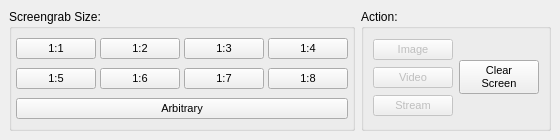
This is desktopgui/desktopgui.ui in mxklabs/mxklabs-matrix as Qt 5 draws it before an edit. The edited form follows.
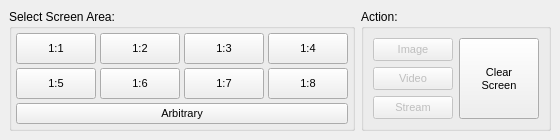
This is the edited form.

Commit message: Fiddled with GUI.

```diff
--- a/desktopgui/desktopgui.ui
+++ b/desktopgui/desktopgui.ui
@@ -21,93 +21,30 @@
   </property>
   <widget class="QWidget" name="centralwidget">
    <property name="sizePolicy">
-    <sizepolicy hsizetype="Minimum" vsizetype="Minimum">
+    <sizepolicy hsizetype="Fixed" vsizetype="Fixed">
      <horstretch>0</horstretch>
      <verstretch>0</verstretch>
     </sizepolicy>
    </property>
-   <layout class="QGridLayout" name="gridLayout_3">
-    <item row="0" column="1">
-     <widget class="QGroupBox" name="groupBox_2">
-      <property name="title">
-       <string>Action:</string>
+   <layout class="QHBoxLayout" name="horizontalLayout">
+    <item>
+     <widget class="QGroupBox" name="screengrab_size_group_box">
+      <property name="sizePolicy">
+       <sizepolicy hsizetype="Preferred" vsizetype="Preferred">
+        <horstretch>0</horstretch>
+        <verstretch>0</verstretch>
+       </sizepolicy>
       </property>
-      <layout class="QGridLayout" name="gridLayout" rowstretch="1,1,1">
-       <item row="0" column="1">
-        <widget class="QPushButton" name="pushButton_image">
-         <property name="enabled">
-          <bool>false</bool>
-         </property>
-         <property name="font">
-          <font>
-           <pointsize>8</pointsize>
-          </font>
-         </property>
-         <property name="text">
-          <string>Image</string>
-         </property>
-        </widget>
-       </item>
-       <item row="1" column="1">
-        <widget class="QPushButton" name="pushButton_video">
-         <property name="enabled">
-          <bool>false</bool>
-         </property>
-         <property name="font">
-          <font>
-           <pointsize>8</pointsize>
-          </font>
-         </property>
-         <property name="text">
-          <string>Video</string>
-         </property>
-        </widget>
-       </item>
-       <item row="2" column="1">
-        <widget class="QPushButton" name="pushButton_stream">
-         <property name="enabled">
-          <bool>false</bool>
-         </property>
-         <property name="font">
-          <font>
-           <pointsize>8</pointsize>
-          </font>
-         </property>
-         <property name="text">
-          <string>Stream</string>
-         </property>
-        </widget>
-       </item>
-       <item row="0" column="2" rowspan="3">
-        <widget class="QPushButton" name="pushButton_clearScreen">
-         <property name="sizePolicy">
-          <sizepolicy hsizetype="Minimum" vsizetype="Fixed">
-           <horstretch>1</horstretch>
-           <verstretch>1</verstretch>
-          </sizepolicy>
-         </property>
-         <property name="font">
-          <font>
-           <pointsize>8</pointsize>
-           <weight>50</weight>
-           <bold>false</bold>
-          </font>
-         </property>
-         <property name="text">
-          <string>Clear
-Screen</string>
-         </property>
-        </widget>
-       </item>
-      </layout>
-     </widget>
-    </item>
-    <item row="0" column="0">
-     <widget class="QGroupBox" name="groupBox">
+      <property name="minimumSize">
+       <size>
+        <width>0</width>
+        <height>0</height>
+       </size>
+      </property>
       <property name="title">
-       <string>Screengrab Size:</string>
+       <string>Select Screen Area:</string>
       </property>
-      <layout class="QGridLayout" name="gridLayout_2" rowstretch="1,0,0,0" columnstretch="1,0,0,0,0">
+      <layout class="QGridLayout" name="gridLayout_2" rowstretch="0,0,0,0,0" columnstretch="0,0,0,0,0">
        <property name="leftMargin">
         <number>4</number>
        </property>
@@ -123,14 +60,50 @@
        <property name="spacing">
         <number>4</number>
        </property>
+       <item row="3" column="0" colspan="4">
+        <widget class="QPushButton" name="push_button_arbitrary">
+         <property name="sizePolicy">
+          <sizepolicy hsizetype="Minimum" vsizetype="Fixed">
+           <horstretch>1</horstretch>
+           <verstretch>1</verstretch>
+          </sizepolicy>
+         </property>
+         <property name="minimumSize">
+          <size>
+           <width>20</width>
+           <height>10</height>
+          </size>
+         </property>
+         <property name="font">
+          <font>
+           <pointsize>8</pointsize>
+          </font>
+         </property>
+         <property name="text">
+          <string>Arbitrary</string>
+         </property>
+        </widget>
+       </item>
        <item row="0" column="0">
         <widget class="QPushButton" name="push_button_1_1">
          <property name="sizePolicy">
-          <sizepolicy hsizetype="Minimum" vsizetype="Fixed">
-           <horstretch>1</horstretch>
-           <verstretch>1</verstretch>
+          <sizepolicy hsizetype="Preferred" vsizetype="Preferred">
+           <horstretch>0</horstretch>
+           <verstretch>0</verstretch>
           </sizepolicy>
          </property>
+         <property name="minimumSize">
+          <size>
+           <width>20</width>
+           <height>10</height>
+          </size>
+         </property>
+         <property name="sizeIncrement">
+          <size>
+           <width>0</width>
+           <height>0</height>
+          </size>
+         </property>
          <property name="font">
           <font>
            <pointsize>8</pointsize>
@@ -141,32 +114,26 @@
          </property>
         </widget>
        </item>
-       <item row="0" column="1">
-        <widget class="QPushButton" name="push_button_1_2">
-         <property name="sizePolicy">
-          <sizepolicy hsizetype="Minimum" vsizetype="Fixed">
-           <horstretch>1</horstretch>
-           <verstretch>1</verstretch>
-          </sizepolicy>
-         </property>
-         <property name="font">
-          <font>
-           <pointsize>8</pointsize>
-          </font>
-         </property>
-         <property name="text">
-          <string>1:2</string>
-         </property>
-        </widget>
-       </item>
        <item row="0" column="2">
         <widget class="QPushButton" name="push_button_1_3">
          <property name="sizePolicy">
-          <sizepolicy hsizetype="Minimum" vsizetype="Fixed">
-           <horstretch>1</horstretch>
-           <verstretch>1</verstretch>
+          <sizepolicy hsizetype="Preferred" vsizetype="Preferred">
+           <horstretch>0</horstretch>
+           <verstretch>0</verstretch>
           </sizepolicy>
          </property>
+         <property name="minimumSize">
+          <size>
+           <width>20</width>
+           <height>10</height>
+          </size>
+         </property>
+         <property name="sizeIncrement">
+          <size>
+           <width>0</width>
+           <height>0</height>
+          </size>
+         </property>
          <property name="font">
           <font>
            <pointsize>8</pointsize>
@@ -177,32 +144,56 @@
          </property>
         </widget>
        </item>
-       <item row="0" column="3">
-        <widget class="QPushButton" name="push_button_1_4">
+       <item row="2" column="2">
+        <widget class="QPushButton" name="push_button_1_7">
          <property name="sizePolicy">
-          <sizepolicy hsizetype="Minimum" vsizetype="Fixed">
-           <horstretch>1</horstretch>
-           <verstretch>1</verstretch>
+          <sizepolicy hsizetype="Preferred" vsizetype="Preferred">
+           <horstretch>0</horstretch>
+           <verstretch>0</verstretch>
           </sizepolicy>
          </property>
+         <property name="minimumSize">
+          <size>
+           <width>20</width>
+           <height>10</height>
+          </size>
+         </property>
+         <property name="sizeIncrement">
+          <size>
+           <width>0</width>
+           <height>0</height>
+          </size>
+         </property>
          <property name="font">
           <font>
            <pointsize>8</pointsize>
           </font>
          </property>
          <property name="text">
-          <string>1:4</string>
+          <string>1:7</string>
          </property>
         </widget>
        </item>
-       <item row="1" column="0">
+       <item row="2" column="0">
         <widget class="QPushButton" name="push_button_1_5">
          <property name="sizePolicy">
-          <sizepolicy hsizetype="Minimum" vsizetype="Fixed">
-           <horstretch>1</horstretch>
-           <verstretch>1</verstretch>
+          <sizepolicy hsizetype="Preferred" vsizetype="Preferred">
+           <horstretch>0</horstretch>
+           <verstretch>0</verstretch>
           </sizepolicy>
          </property>
+         <property name="minimumSize">
+          <size>
+           <width>20</width>
+           <height>10</height>
+          </size>
+         </property>
+         <property name="sizeIncrement">
+          <size>
+           <width>0</width>
+           <height>0</height>
+          </size>
+         </property>
          <property name="font">
           <font>
            <pointsize>8</pointsize>
@@ -213,14 +204,26 @@
          </property>
         </widget>
        </item>
-       <item row="1" column="1">
+       <item row="2" column="1">
         <widget class="QPushButton" name="push_button_1_6">
          <property name="sizePolicy">
-          <sizepolicy hsizetype="Minimum" vsizetype="Fixed">
-           <horstretch>1</horstretch>
-           <verstretch>1</verstretch>
+          <sizepolicy hsizetype="Preferred" vsizetype="Preferred">
+           <horstretch>0</horstretch>
+           <verstretch>0</verstretch>
           </sizepolicy>
          </property>
+         <property name="minimumSize">
+          <size>
+           <width>20</width>
+           <height>10</height>
+          </size>
+         </property>
+         <property name="sizeIncrement">
+          <size>
+           <width>0</width>
+           <height>0</height>
+          </size>
+         </property>
          <property name="font">
           <font>
            <pointsize>8</pointsize>
@@ -231,32 +234,26 @@
          </property>
         </widget>
        </item>
-       <item row="1" column="2">
-        <widget class="QPushButton" name="push_button_1_7">
-         <property name="sizePolicy">
-          <sizepolicy hsizetype="Minimum" vsizetype="Fixed">
-           <horstretch>1</horstretch>
-           <verstretch>1</verstretch>
-          </sizepolicy>
-         </property>
-         <property name="font">
-          <font>
-           <pointsize>8</pointsize>
-          </font>
-         </property>
-         <property name="text">
-          <string>1:7</string>
-         </property>
-        </widget>
-       </item>
-       <item row="1" column="3">
+       <item row="2" column="3">
         <widget class="QPushButton" name="push_button_1_8">
          <property name="sizePolicy">
-          <sizepolicy hsizetype="Minimum" vsizetype="Fixed">
-           <horstretch>1</horstretch>
-           <verstretch>1</verstretch>
+          <sizepolicy hsizetype="Preferred" vsizetype="Preferred">
+           <horstretch>0</horstretch>
+           <verstretch>0</verstretch>
           </sizepolicy>
          </property>
+         <property name="minimumSize">
+          <size>
+           <width>20</width>
+           <height>10</height>
+          </size>
+         </property>
+         <property name="sizeIncrement">
+          <size>
+           <width>0</width>
+           <height>0</height>
+          </size>
+         </property>
          <property name="font">
           <font>
            <pointsize>8</pointsize>
@@ -267,21 +264,210 @@
          </property>
         </widget>
        </item>
-       <item row="2" column="0" colspan="4">
-        <widget class="QPushButton" name="push_button_arbitrary">
+       <item row="0" column="1">
+        <widget class="QPushButton" name="push_button_1_2">
          <property name="sizePolicy">
-          <sizepolicy hsizetype="Minimum" vsizetype="Fixed">
-           <horstretch>1</horstretch>
-           <verstretch>1</verstretch>
+          <sizepolicy hsizetype="Preferred" vsizetype="Preferred">
+           <horstretch>0</horstretch>
+           <verstretch>0</verstretch>
           </sizepolicy>
          </property>
+         <property name="minimumSize">
+          <size>
+           <width>20</width>
+           <height>10</height>
+          </size>
+         </property>
+         <property name="sizeIncrement">
+          <size>
+           <width>0</width>
+           <height>0</height>
+          </size>
+         </property>
          <property name="font">
           <font>
            <pointsize>8</pointsize>
           </font>
          </property>
          <property name="text">
-          <string>Arbitrary</string>
+          <string>1:2</string>
+         </property>
+        </widget>
+       </item>
+       <item row="0" column="3">
+        <widget class="QPushButton" name="push_button_1_4">
+         <property name="sizePolicy">
+          <sizepolicy hsizetype="Preferred" vsizetype="Preferred">
+           <horstretch>0</horstretch>
+           <verstretch>0</verstretch>
+          </sizepolicy>
+         </property>
+         <property name="minimumSize">
+          <size>
+           <width>20</width>
+           <height>10</height>
+          </size>
+         </property>
+         <property name="sizeIncrement">
+          <size>
+           <width>0</width>
+           <height>0</height>
+          </size>
+         </property>
+         <property name="font">
+          <font>
+           <pointsize>8</pointsize>
+          </font>
+         </property>
+         <property name="text">
+          <string>1:4</string>
+         </property>
+        </widget>
+       </item>
+      </layout>
+     </widget>
+    </item>
+    <item>
+     <widget class="QGroupBox" name="action_group_box">
+      <property name="sizePolicy">
+       <sizepolicy hsizetype="Preferred" vsizetype="Preferred">
+        <horstretch>0</horstretch>
+        <verstretch>0</verstretch>
+       </sizepolicy>
+      </property>
+      <property name="title">
+       <string>Action:</string>
+      </property>
+      <layout class="QGridLayout" name="gridLayout">
+       <item row="2" column="0">
+        <widget class="QPushButton" name="push_button_video">
+         <property name="enabled">
+          <bool>false</bool>
+         </property>
+         <property name="sizePolicy">
+          <sizepolicy hsizetype="Preferred" vsizetype="Preferred">
+           <horstretch>0</horstretch>
+           <verstretch>0</verstretch>
+          </sizepolicy>
+         </property>
+         <property name="minimumSize">
+          <size>
+           <width>20</width>
+           <height>10</height>
+          </size>
+         </property>
+         <property name="sizeIncrement">
+          <size>
+           <width>0</width>
+           <height>0</height>
+          </size>
+         </property>
+         <property name="font">
+          <font>
+           <pointsize>8</pointsize>
+          </font>
+         </property>
+         <property name="text">
+          <string>Video</string>
+         </property>
+        </widget>
+       </item>
+       <item row="1" column="0">
+        <widget class="QPushButton" name="push_button_image">
+         <property name="enabled">
+          <bool>false</bool>
+         </property>
+         <property name="sizePolicy">
+          <sizepolicy hsizetype="Preferred" vsizetype="Preferred">
+           <horstretch>0</horstretch>
+           <verstretch>0</verstretch>
+          </sizepolicy>
+         </property>
+         <property name="minimumSize">
+          <size>
+           <width>20</width>
+           <height>10</height>
+          </size>
+         </property>
+         <property name="sizeIncrement">
+          <size>
+           <width>0</width>
+           <height>0</height>
+          </size>
+         </property>
+         <property name="font">
+          <font>
+           <pointsize>8</pointsize>
+          </font>
+         </property>
+         <property name="text">
+          <string>Image</string>
+         </property>
+        </widget>
+       </item>
+       <item row="3" column="0">
+        <widget class="QPushButton" name="push_button_stream">
+         <property name="enabled">
+          <bool>false</bool>
+         </property>
+         <property name="sizePolicy">
+          <sizepolicy hsizetype="Preferred" vsizetype="Preferred">
+           <horstretch>0</horstretch>
+           <verstretch>0</verstretch>
+          </sizepolicy>
+         </property>
+         <property name="minimumSize">
+          <size>
+           <width>20</width>
+           <height>10</height>
+          </size>
+         </property>
+         <property name="sizeIncrement">
+          <size>
+           <width>0</width>
+           <height>0</height>
+          </size>
+         </property>
+         <property name="font">
+          <font>
+           <pointsize>8</pointsize>
+          </font>
+         </property>
+         <property name="text">
+          <string>Stream</string>
+         </property>
+        </widget>
+       </item>
+       <item row="1" column="1" rowspan="3">
+        <widget class="QPushButton" name="push_button_clearscreen">
+         <property name="sizePolicy">
+          <sizepolicy hsizetype="Preferred" vsizetype="MinimumExpanding">
+           <horstretch>0</horstretch>
+           <verstretch>0</verstretch>
+          </sizepolicy>
+         </property>
+         <property name="minimumSize">
+          <size>
+           <width>20</width>
+           <height>10</height>
+          </size>
+         </property>
+         <property name="sizeIncrement">
+          <size>
+           <width>0</width>
+           <height>0</height>
+          </size>
+         </property>
+         <property name="font">
+          <font>
+           <pointsize>8</pointsize>
+           <weight>50</weight>
+           <bold>false</bold>
+          </font>
+         </property>
+         <property name="text">
+          <string>Clear
+Screen</string>
          </property>
         </widget>
        </item>
```
Left out of the diff: 3 changed lines with no effect on the pictures. The commit also changes 1 other file.
